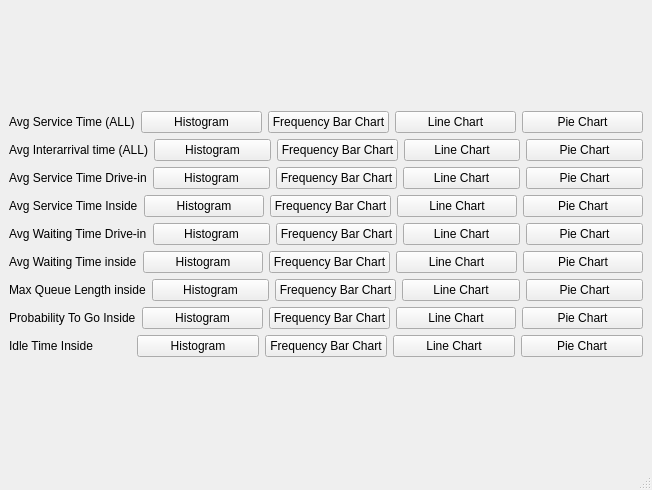
Before: the Qt Designer form chartwindow.ui in ragrag/Queue-Simulation-QT, drawn with Qt 5.
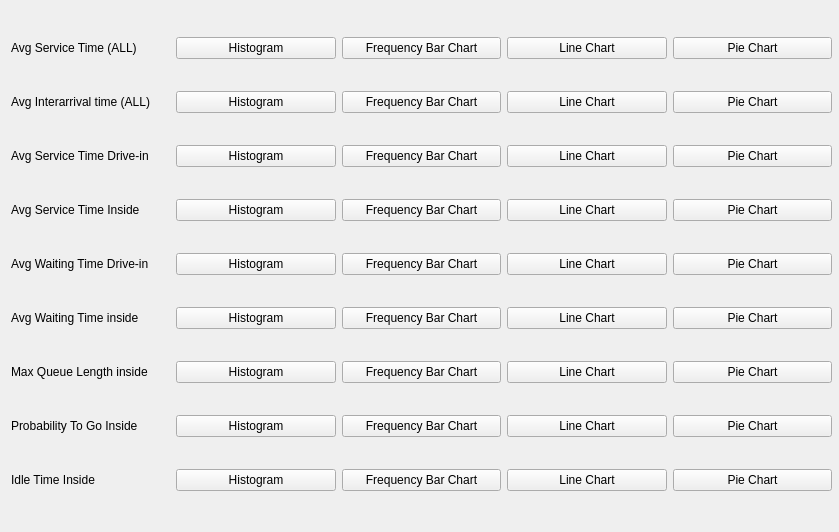
After: the same form once the commit is applied.

```diff
--- a/chartwindow.ui
+++ b/chartwindow.ui
@@ -6,16 +6,23 @@
    <rect>
     <x>0</x>
     <y>0</y>
-    <width>652</width>
-    <height>490</height>
+    <width>839</width>
+    <height>532</height>
    </rect>
   </property>
   <property name="windowTitle">
    <string>MainWindow</string>
   </property>
   <widget class="QWidget" name="centralwidget">
-   <layout class="QVBoxLayout" name="verticalLayout_2">
-    <item>
+   <widget class="QWidget" name="">
+    <property name="geometry">
+     <rect>
+      <x>11</x>
+      <y>11</y>
+      <width>821</width>
+      <height>511</height>
+     </rect>
+    </property>
      <layout class="QVBoxLayout" name="verticalLayout">
       <item>
        <layout class="QHBoxLayout" name="horizontalLayout">
@@ -369,20 +376,8 @@
        </layout>
       </item>
      </layout>
-    </item>
-   </layout>
-  </widget>
-  <widget class="QMenuBar" name="menubar">
-   <property name="geometry">
-    <rect>
-     <x>0</x>
-     <y>0</y>
-     <width>652</width>
-     <height>26</height>
-    </rect>
-   </property>
+   </widget>
   </widget>
-  <widget class="QStatusBar" name="statusbar"/>
  </widget>
  <resources/>
  <connections/>
```
Lines whose indentation alone changed are shown as unchanged.
